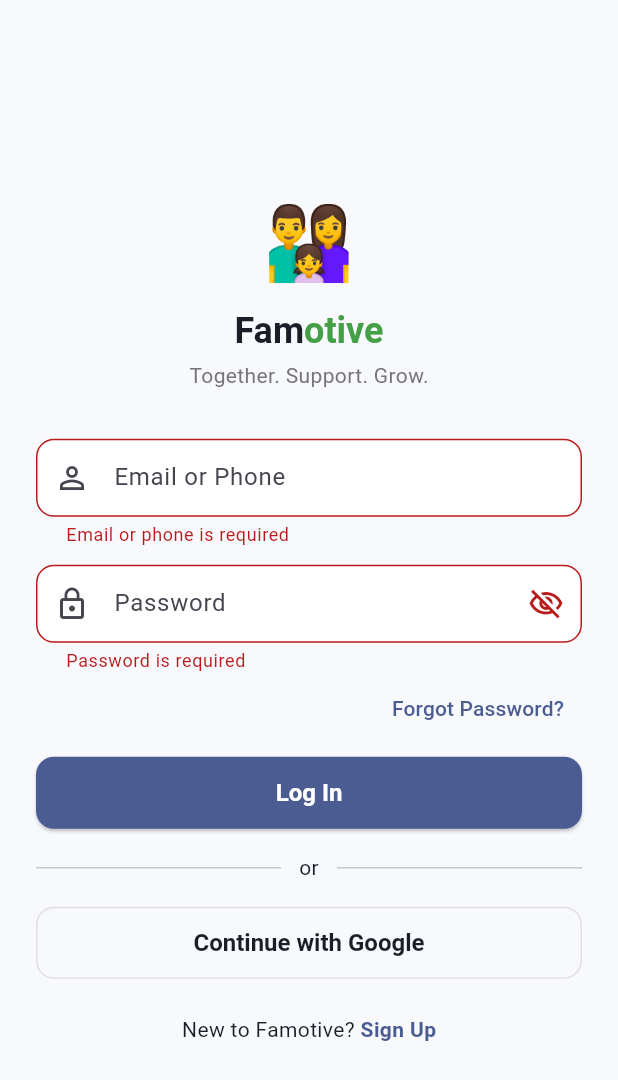
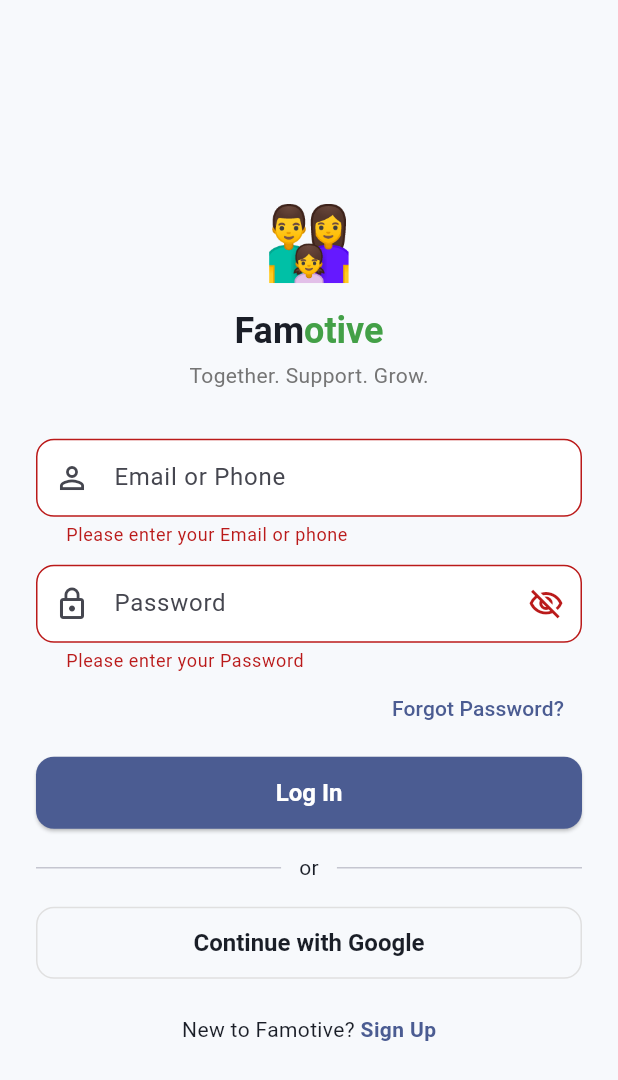
Before and after one commit to Cos229-239/2609_Team02, a Flutter app: the screen it shows after launch, after a tap on "Log In", on a phone screen of 412 x 824 dp. Shown: the top 1080 px of the screen. Run offline on Flutter 3.47's test engine with Material 3 defaults, Android fonts, the phone set to English and light mode, and no system bars; accounts and stored records are empty.

Commit message:
Improve account creation validations and UI

```diff
--- a/lib/core/utils/validators.dart
+++ b/lib/core/utils/validators.dart
@@ -7,7 +7,7 @@
 
   static String? required(String? value, {String fieldName = 'This field'}) {
     if (value == null || value.trim().isEmpty) {
-      return '$fieldName is required';
+      return 'Please enter your $fieldName';
     }
     return null;
   }
@@ -22,7 +22,7 @@
     final isPhone = RegExp(r'^[0-9+()\-\s]{7,}$').hasMatch(trimmed);
     final isEmail = _emailPattern.hasMatch(trimmed);
     if (!isPhone && !isEmail) {
-      return 'Enter a valid email or phone number';
+      return 'Please enter a valid email address or phone number';
     }
     return null;
   }
@@ -31,7 +31,16 @@
     final error = required(value, fieldName: 'Email');
     if (error != null) return error;
     if (!_emailPattern.hasMatch(value!.trim())) {
-      return 'Enter a valid email address';
+      return 'Please enter a valid email address';
+    }
+    return null;
+  }
+
+  static String? phone(String? value) {
+   if (value == null || value.trim().isEmpty) return null; // optional field
+   final digits = value.replaceAll(RegExp(r'\D'), '');
+  if (digits.length < 10) {
+      return 'Please enter a valid 10-digit phone number';
     }
     return null;
   }
@@ -44,7 +53,6 @@
     }
     return null;
   }
-
   static String? Function(String?) confirmPassword(
     String? Function() getPassword,
   ) {
--- a/lib/features/auth/widgets/auth_text_field.dart
+++ b/lib/features/auth/widgets/auth_text_field.dart
@@ -1,4 +1,5 @@
 import 'package:flutter/material.dart';
+import 'package:flutter/services.dart';
 
 /// Text field styling shared by the login and register forms (icon
 /// prefix, optional obscure-text toggle for passwords).
@@ -12,6 +13,7 @@
     this.keyboardType,
     this.validator,
     this.textInputAction = TextInputAction.next,
+    this.inputFormatters,
   });
 
   final TextEditingController controller;
@@ -21,7 +23,7 @@
   final TextInputType? keyboardType;
   final String? Function(String?)? validator;
   final TextInputAction textInputAction;
-
+  final List<TextInputFormatter>? inputFormatters;
   @override
   State<AuthTextField> createState() => _AuthTextFieldState();
 }
@@ -37,6 +39,7 @@
       keyboardType: widget.keyboardType,
       validator: widget.validator,
       textInputAction: widget.textInputAction,
+      inputFormatters: widget.inputFormatters,
       decoration: InputDecoration(
         hintText: widget.label,
         prefixIcon: widget.icon == null ? null : Icon(widget.icon),
```
Also changed, not shown: lib/features/auth/screens/register_screen.dart (+86 -2 lines).
